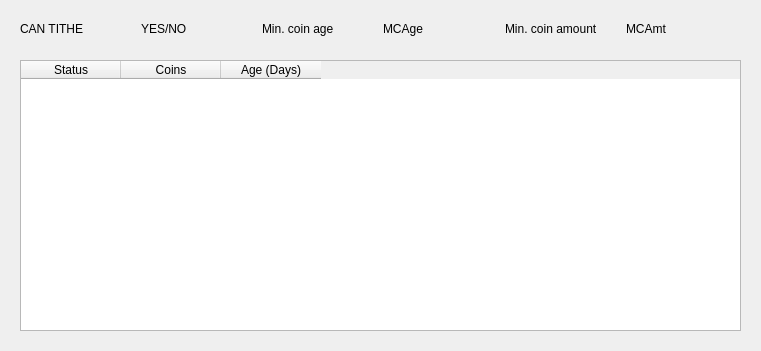
Old version of the form src/qt/forms/pogcoinreport.ui in the repository biblepay/biblepay_legacy.
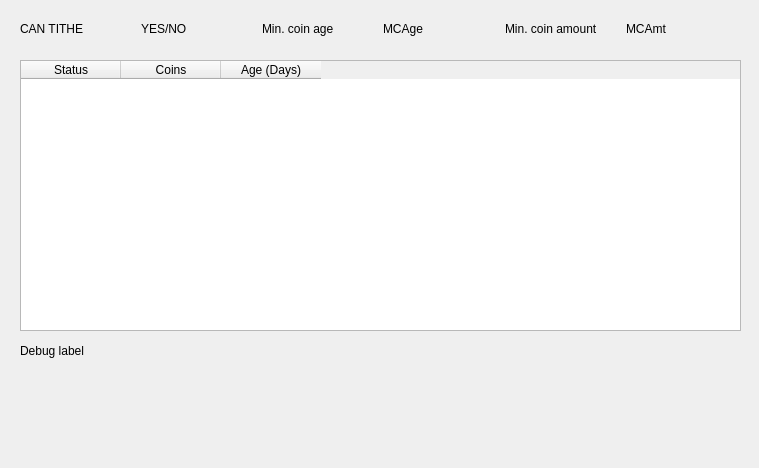
New version of the form.

What changed in the file:
```diff
--- a/src/qt/forms/pogcoinreport.ui
+++ b/src/qt/forms/pogcoinreport.ui
@@ -2,6 +2,14 @@
 <ui version="4.0">
  <class>PoGCoinReport</class>
  <widget class="QWidget" name="PoGCoinReport">
+  <property name="geometry">
+   <rect>
+    <x>0</x>
+    <y>0</y>
+    <width>759</width>
+    <height>468</height>
+   </rect>
+  </property>
   <property name="sizePolicy">
    <sizepolicy hsizetype="Maximum" vsizetype="Maximum">
     <horstretch>0</horstretch>
@@ -36,7 +44,7 @@
     </property>
    </column>
   </widget>
-  <widget class="QWidget" name="">
+  <widget class="QWidget" name="layoutWidget">
    <property name="geometry">
     <rect>
      <x>20</x>
@@ -90,6 +98,19 @@
     </item>
    </layout>
   </widget>
+  <widget class="QLabel" name="label_debug">
+   <property name="geometry">
+    <rect>
+     <x>20</x>
+     <y>340</y>
+     <width>711</width>
+     <height>21</height>
+    </rect>
+   </property>
+   <property name="text">
+    <string>Debug label</string>
+   </property>
+  </widget>
  </widget>
  <resources/>
  <connections/>
```
Left out of the diff: 8 changed lines with no effect on the pictures.
